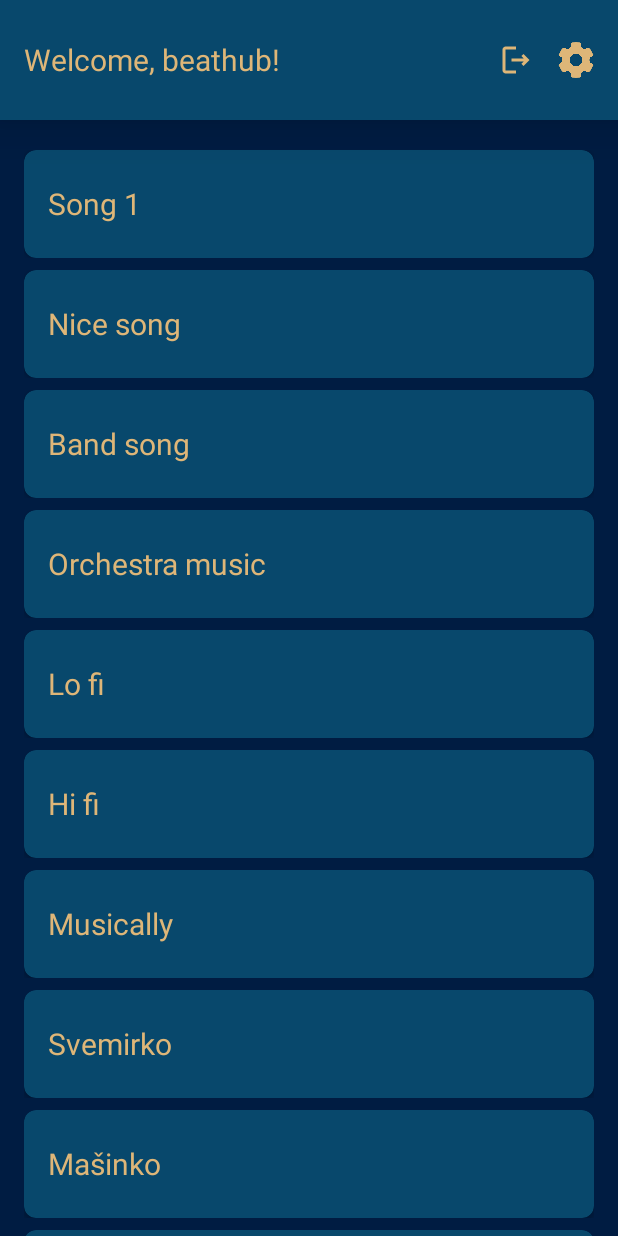
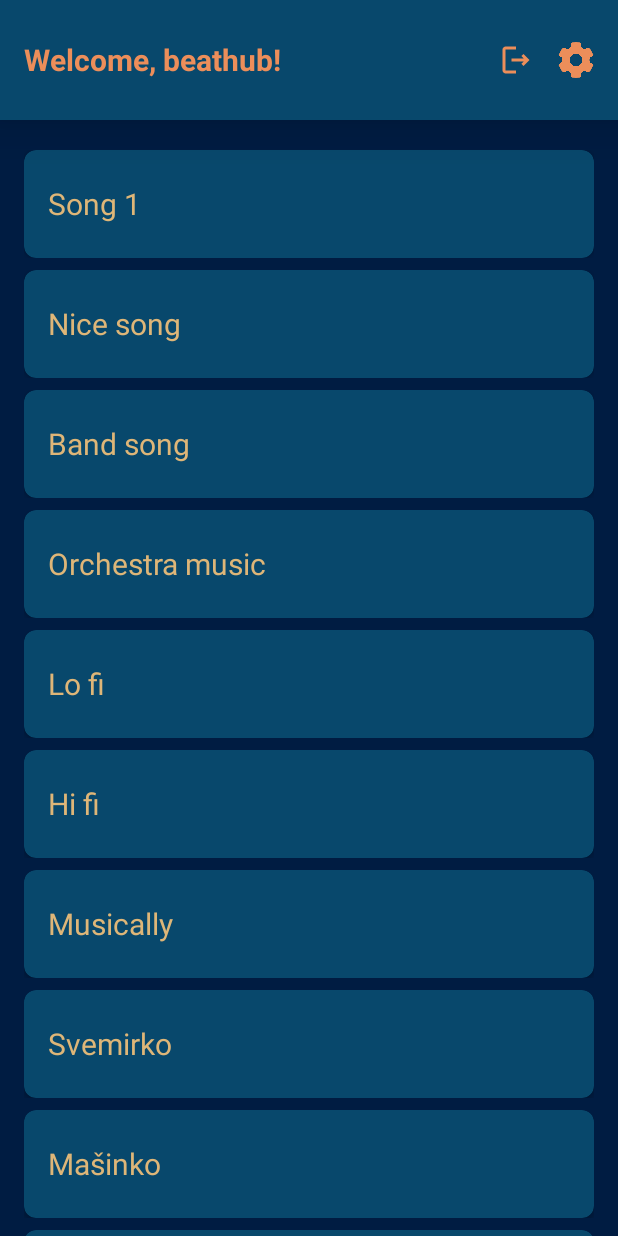
Before and after one commit to beathub-vua/beathub-android, an Android app: the RepoFragment screen opened through its navigation route, on a phone screen of 412 x 824 dp. Run offline under Robolectric (Android 15) with nearby library versions, the phone set to English and light mode, and no system bars; libraries missing offline, so code that uses them is left out: com.chuckerteam.chucker, com.jakewharton.retrofit2; pictures from the network do not load; 2 statements that could not run were skipped.

Commit message:
Repos recy des

```diff
--- a/app/src/main/res/layout/fragment_login.xml
+++ b/app/src/main/res/layout/fragment_login.xml
@@ -23,7 +23,7 @@
             android:paddingBottom="24dp"
             android:text="BeatHub"
             android:textAlignment="center"
-            android:textColor="@color/beathub_text"
+            android:textColor="@color/beathub_title"
             android:textSize="40sp"
             android:textStyle="bold" />
 
--- a/app/src/main/res/layout/fragment_register.xml
+++ b/app/src/main/res/layout/fragment_register.xml
@@ -23,7 +23,7 @@
             android:paddingBottom="24dp"
             android:text="BeatHub"
             android:textAlignment="center"
-            android:textColor="@color/beathub_text"
+            android:textColor="@color/beathub_title"
             android:textSize="40sp"
             android:textStyle="bold" />
 
--- a/app/src/main/res/layout/fragment_repo.xml
+++ b/app/src/main/res/layout/fragment_repo.xml
@@ -4,8 +4,9 @@
     xmlns:tools="http://schemas.android.com/tools"
     android:layout_width="match_parent"
     android:layout_height="match_parent"
-    android:orientation="vertical"
-    android:background="@color/beathub_background">
+    android:background="@color/beathub_background"
+    android:orientation="vertical">
+
     <FrameLayout xmlns:android="http://schemas.android.com/apk/res/android"
         xmlns:app="http://schemas.android.com/apk/res-auto"
         xmlns:tools="http://schemas.android.com/tools"
@@ -14,26 +15,28 @@
         android:layout_height="80dp"
         android:layout_gravity="top"
         android:background="@color/white"
-        android:elevation="20dp"
-        android:backgroundTint="@color/beathub_buttons">
+        android:backgroundTint="@color/beathub_buttons"
+        android:elevation="20dp">
+
         <TextView
             android:id="@+id/textView"
             android:layout_width="wrap_content"
             android:layout_height="wrap_content"
             android:layout_gravity="center_vertical"
             android:layout_marginHorizontal="16dp"
+            android:textStyle="bold"
             android:text="Welcome, beathub!"
-            android:textColor="@color/beathub_text"
-            android:textSize="20sp"/>
+            android:textColor="@color/beathub_title"
+            android:textSize="20sp" />
 
         <com.google.android.material.imageview.ShapeableImageView
             android:id="@+id/logoutImage"
             android:layout_width="24dp"
             android:layout_height="24dp"
+            android:layout_gravity="center_vertical|right"
             android:layout_marginHorizontal="56dp"
-            android:layout_gravity="center_vertical|right"
             android:src="@drawable/ic_logout"
-            android:tint="@color/beathub_text"
+            android:tint="@color/beathub_title"
             app:layout_constraintEnd_toEndOf="parent"
             app:layout_constraintTop_toTopOf="parent"
             app:shapeAppearanceOverlay="@style/ShapeAppearanceOverlay.App.CornerSize50Percent" />
@@ -42,20 +45,21 @@
             android:id="@+id/profileIconImage"
             android:layout_width="24dp"
             android:layout_height="24dp"
+            android:layout_gravity="center_vertical|right"
             android:layout_marginHorizontal="16dp"
-            android:layout_gravity="center_vertical|right"
             android:src="@drawable/cogwheel"
-            android:tint="@color/beathub_text"
+            android:tint="@color/beathub_title"
             app:layout_constraintEnd_toEndOf="parent"
             app:layout_constraintTop_toTopOf="parent"
             app:shapeAppearanceOverlay="@style/ShapeAppearanceOverlay.App.CornerSize50Percent" />
     </FrameLayout>
+
     <androidx.recyclerview.widget.RecyclerView
         android:id="@+id/reposRecyclerView"
         android:layout_width="match_parent"
         android:layout_height="match_parent"
+        android:layout_marginHorizontal="16dp"
         android:layout_marginTop="16dp"
-        android:layout_marginHorizontal="16dp"
         android:clipChildren="false"
         android:clipToPadding="false"
         android:paddingTop="4dp"
--- a/app/src/main/res/values/colors.xml
+++ b/app/src/main/res/values/colors.xml
@@ -10,7 +10,7 @@
     <color name="beathub_background">#001c42</color>
     <color name="beathub_buttons">#08486c</color>
     <color name="beathub_text">#deb678</color>
-    <color name="beathub_5">#ddaa63</color>
+    <color name="beathub_title">#ec8e5a</color>
     <color  name="mtrl_textinput_default_box_stroke_color">#4169E1</color>
 
 </resources>
```
